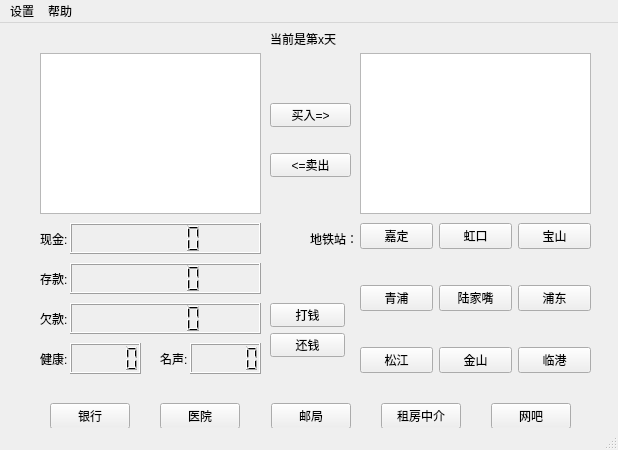
First picture: the form in mainwindow.ui, repository wwwxyz123/shanghaifusheng, before the edit.
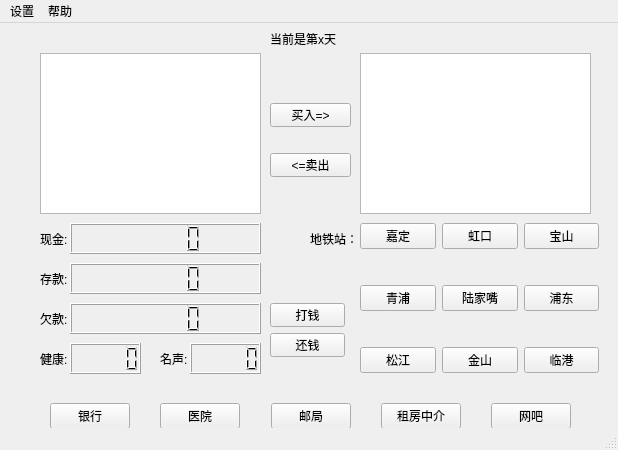
Second picture: the form after the edit.

Commit message: 修正了关于购买会触发两次函数的bug

What changed in the file:
```diff
--- a/mainwindow.ui
+++ b/mainwindow.ui
@@ -220,7 +220,7 @@
      <rect>
       <x>360</x>
       <y>170</y>
-      <width>231</width>
+      <width>239</width>
       <height>211</height>
      </rect>
     </property>
```
Left out of the diff: 26 changed lines with no effect on the pictures. The commit also changes 2 other files.
